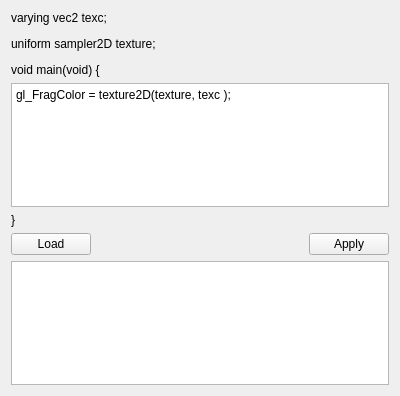
This is FreeFramePlugins/FreeFrameQtFragmentCodePlugin/CodeEditorWidget.ui in markus-wa/glmixer-mirror as Qt 5 draws it before an edit. The edited form follows.
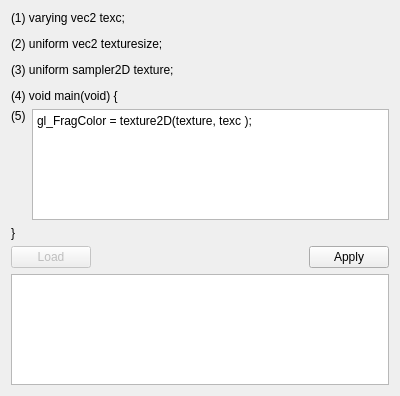
This is the edited form.

```diff
--- a/FreeFramePlugins/FreeFrameQtFragmentCodePlugin/CodeEditorWidget.ui
+++ b/FreeFramePlugins/FreeFrameQtFragmentCodePlugin/CodeEditorWidget.ui
@@ -17,16 +17,30 @@
    <item>
     <widget class="QLabel" name="label">
      <property name="text">
-      <string>&lt;html&gt;&lt;head/&gt;&lt;body&gt;&lt;p&gt;varying vec2 texc;&lt;/p&gt;&lt;p&gt;uniform sampler2D texture;&lt;/p&gt;&lt;p&gt;void main(void) {&lt;/p&gt;&lt;/body&gt;&lt;/html&gt;</string>
+      <string>&lt;html&gt;&lt;head/&gt;&lt;body&gt;&lt;p&gt;(1) varying vec2 texc;&lt;/p&gt;&lt;p&gt;(2) uniform vec2 texturesize;&lt;/p&gt;&lt;p&gt;(3) uniform sampler2D texture;&lt;/p&gt;&lt;p&gt;(4) void main(void) {&lt;/p&gt;&lt;/body&gt;&lt;/html&gt;</string>
      </property>
     </widget>
    </item>
    <item>
-    <widget class="QPlainTextEdit" name="plainTextEdit">
-     <property name="plainText">
-      <string>gl_FragColor = texture2D(texture, texc ); </string>
-     </property>
-    </widget>
+    <layout class="QHBoxLayout" name="horizontalLayout_2">
+     <item>
+      <widget class="QLabel" name="label_3">
+       <property name="text">
+        <string>(5)</string>
+       </property>
+       <property name="alignment">
+        <set>Qt::AlignLeading|Qt::AlignLeft|Qt::AlignTop</set>
+       </property>
+      </widget>
+     </item>
+     <item>
+      <widget class="QPlainTextEdit" name="codeTextEdit">
+       <property name="plainText">
+        <string>gl_FragColor = texture2D(texture, texc );</string>
+       </property>
+      </widget>
+     </item>
+    </layout>
    </item>
    <item>
     <widget class="QLabel" name="label_2">
@@ -38,7 +52,10 @@
    <item>
     <layout class="QHBoxLayout" name="horizontalLayout">
      <item>
-      <widget class="QPushButton" name="pushButton_2">
+      <widget class="QPushButton" name="loadButton">
+       <property name="enabled">
+        <bool>false</bool>
+       </property>
        <property name="text">
         <string>Load</string>
        </property>
@@ -67,12 +84,9 @@
     </layout>
    </item>
    <item>
-    <widget class="QPlainTextEdit" name="plainTextEdit_2">
-     <property name="enabled">
-      <bool>true</bool>
-     </property>
-     <property name="frameShadow">
-      <enum>QFrame::Plain</enum>
+    <widget class="QPlainTextEdit" name="logText">
+     <property name="undoRedoEnabled">
+      <bool>false</bool>
      </property>
      <property name="readOnly">
       <bool>true</bool>
```
Left out of the diff: 24 changed lines with no effect on the pictures.
